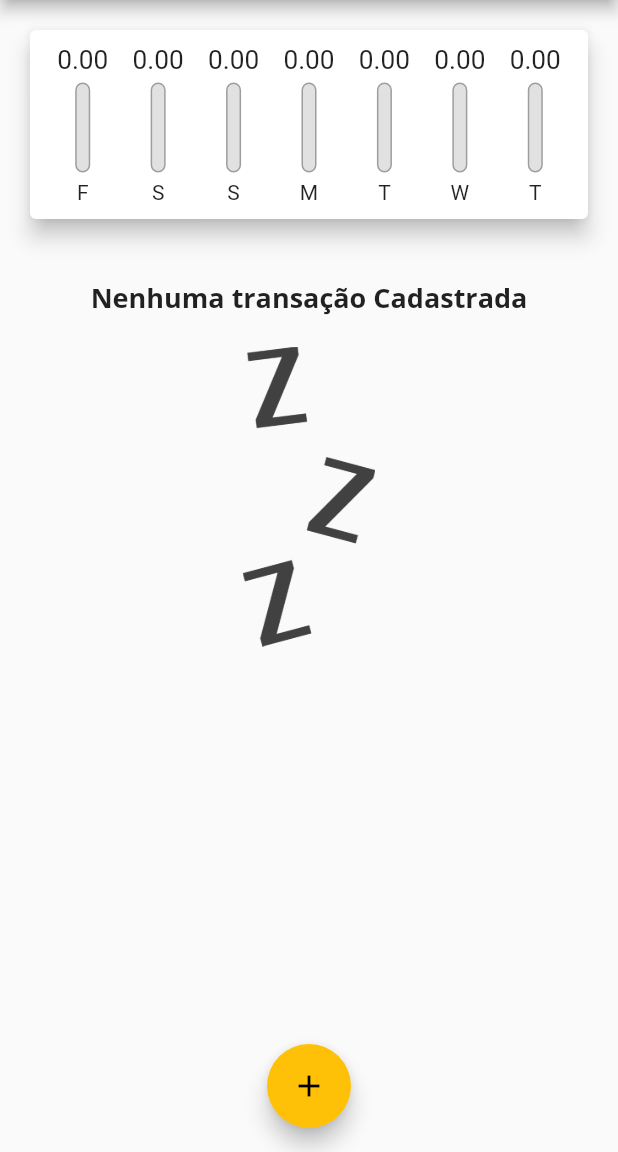
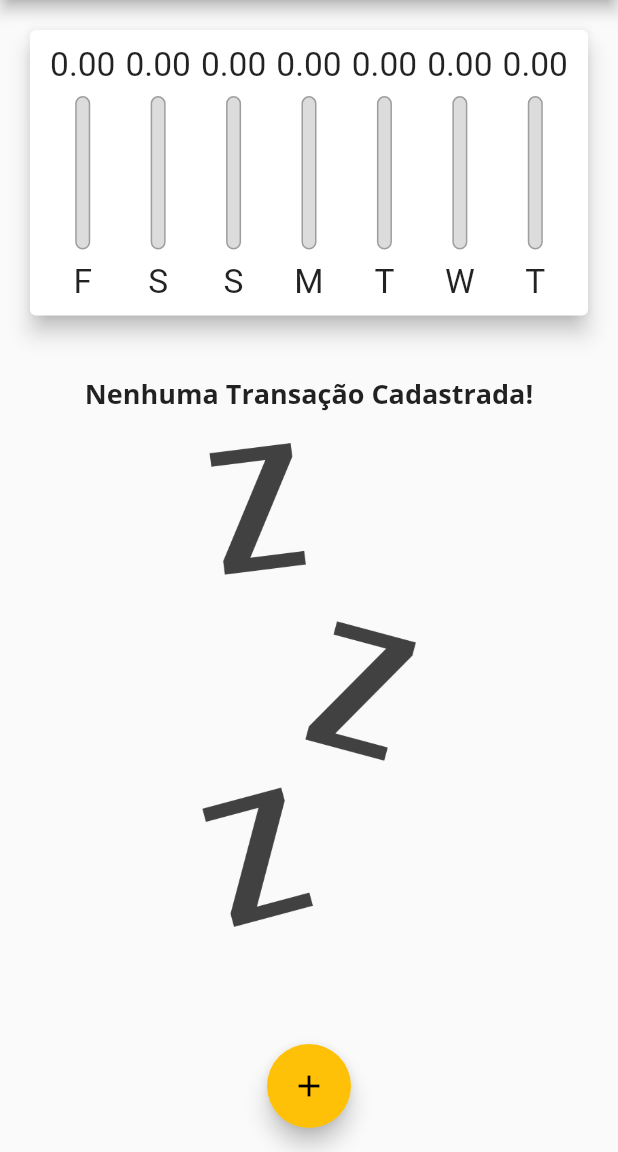
Before and after one commit to ljeronimodarocha/Despesas-Pessoais, a Flutter app: the screen it shows after launch, on a phone screen of 412 x 824 dp, the part 84-1236 px from its top. Run offline on Flutter 3.47's test engine with Material 2 defaults, Android fonts, the phone set to English and light mode, and no system bars.

Commit message:
Finalizado modulo 5. Interfaces Responsivas & Adaptativas.

```diff
--- a/lib/components/chart.dart
+++ b/lib/components/chart.dart
@@ -1,29 +1,31 @@
 import 'package:flutter/material.dart';
 import 'package:intl/intl.dart';
-
 import '../models/transaction.dart';
 import 'chart_bar.dart';
 
 class Chart extends StatelessWidget {
-  final List<Transaction> recentTransation;
+  final List<Transaction> recentTransaction;
 
-  Chart(this.recentTransation);
+  Chart(this.recentTransaction);
 
   List<Map<String, Object>> get groupedTransactions {
     return List.generate(7, (index) {
       final weekDay = DateTime.now().subtract(
         Duration(days: index),
       );
+
       double totalSum = 0.0;
-      for (var i = 0; i < recentTransation.length; i++) {
-        bool sameDay = recentTransation[i].date.day == weekDay.day;
-        bool sameMonth = recentTransation[i].date.month == weekDay.month;
-        bool sameYear = recentTransation[i].date.year == weekDay.year;
+
+      for (var i = 0; i < recentTransaction.length; i++) {
+        bool sameDay = recentTransaction[i].date.day == weekDay.day;
+        bool sameMonth = recentTransaction[i].date.month == weekDay.month;
+        bool sameYear = recentTransaction[i].date.year == weekDay.year;
 
         if (sameDay && sameMonth && sameYear) {
-          totalSum += recentTransation[i].value;
+          totalSum += recentTransaction[i].value;
         }
       }
+
       return {
         'day': DateFormat.E().format(weekDay)[0],
         'value': totalSum,
@@ -39,20 +41,19 @@ class Chart extends StatelessWidget {
 
   @override
   Widget build(BuildContext context) {
-    groupedTransactions;
     return Card(
       elevation: 6,
       margin: EdgeInsets.all(20),
       child: Padding(
-        padding: EdgeInsets.all(10),
+        padding: const EdgeInsets.all(10),
         child: Row(
           mainAxisAlignment: MainAxisAlignment.spaceAround,
           children: groupedTransactions.map((tr) {
             return Flexible(
               fit: FlexFit.tight,
               child: ChartBar(
-                label: tr['day'].toString(),
-                value: (tr['value'] as double),
+                label: tr['day'] as String,
+                value: tr['value'] as double,
                 percentage: _weekTotalValue == 0
                     ? 0
                     : (tr['value'] as double) / _weekTotalValue,
--- a/lib/components/chart_bar.dart
+++ b/lib/components/chart_bar.dart
@@ -13,30 +13,30 @@ class ChartBar extends StatelessWidget {
 
   @override
   Widget build(BuildContext context) {
+    return LayoutBuilder(
+      builder: (ctx, constraints) {
         return Column(
-      children: [
+          children: <Widget>[
             Container(
-          height: 20,
+              height: constraints.maxHeight * 0.15,
               child: FittedBox(
                 child: Text('${value.toStringAsFixed(2)}'),
               ),
             ),
-        SizedBox(
-          height: 5,
-        ),
+            SizedBox(height: constraints.maxHeight * 0.05),
             Container(
-          height: 60,
+              height: constraints.maxHeight * 0.6,
               width: 10,
               child: Stack(
                 alignment: Alignment.bottomCenter,
-            children: [
+                children: <Widget>[
                   Container(
                     decoration: BoxDecoration(
                       border: Border.all(
                         color: Colors.grey,
                         width: 1.0,
                       ),
-                  color: Color.fromARGB(220, 220, 220, 220),
+                      color: Color.fromRGBO(220, 220, 220, 1),
                       borderRadius: BorderRadius.circular(5),
                     ),
                   ),
@@ -52,11 +52,16 @@ class ChartBar extends StatelessWidget {
                 ],
               ),
             ),
-        SizedBox(
-          height: 5,
+            SizedBox(height: constraints.maxHeight * 0.05),
+            Container(
+              height: constraints.maxHeight * 0.15,
+              child: FittedBox(
+                child: Text(label),
               ),
-        Text(label),
+            ),
           ],
+        );
+      },
     );
   }
 }
--- a/lib/components/transaction_list.dart
+++ b/lib/components/transaction_list.dart
@@ -1,39 +1,36 @@
 import 'package:flutter/material.dart';
+import '../models/transaction.dart';
 import 'package:intl/intl.dart';
-
-import '../models/transaction.dart';
 
 class TransactionList extends StatelessWidget {
   final List<Transaction> transactions;
-  final void Function(String) _deleteTransaction;
+  final void Function(String) onRemove;
 
-  TransactionList(this.transactions, this._deleteTransaction);
+  TransactionList(this.transactions, this.onRemove);
 
   @override
   Widget build(BuildContext context) {
-    return Container(
-      height: 600,
-      child: transactions.isEmpty
-          ? Column(
-              children: [
-                SizedBox(
-                  height: 20,
-                ),
+    return transactions.isEmpty
+        ? LayoutBuilder(
+            builder: (ctx, constraints) {
+              return Column(
+                children: <Widget>[
+                  SizedBox(height: 20),
                   Text(
-                  'Nenhuma transação Cadastrada',
+                    'Nenhuma Transação Cadastrada!',
                     style: Theme.of(context).textTheme.titleLarge,
                   ),
-                SizedBox(
-                  height: 20,
-                ),
+                  SizedBox(height: 20),
                   Container(
-                  height: 200,
+                    height: constraints.maxHeight * 0.6,
                     child: Image.asset(
                       'assets/images/waiting.png',
                       fit: BoxFit.cover,
                     ),
-                )
+                  ),
                 ],
+              );
+            },
           )
         : ListView.builder(
             itemCount: transactions.length,
@@ -47,7 +44,6 @@ class TransactionList extends StatelessWidget {
                 ),
                 child: ListTile(
                   leading: CircleAvatar(
-                      backgroundColor: Theme.of(context).primaryColor,
                     radius: 30,
                     child: Padding(
                       padding: const EdgeInsets.all(6),
@@ -63,17 +59,21 @@ class TransactionList extends StatelessWidget {
                   subtitle: Text(
                     DateFormat('d MMM y').format(tr.date),
                   ),
-                    trailing: IconButton(
+                  trailing: MediaQuery.of(context).size.width > 480
+                      ? FlatButton.icon(
+                          onPressed: () => onRemove(tr.id),
                           icon: Icon(Icons.delete),
-                      onPressed: () {
-                        _deleteTransaction(tr.id);
-                      },
+                          label: Text('Excluir'),
+                          textColor: Theme.of(context).errorColor,
+                        )
+                      : IconButton(
+                          icon: Icon(Icons.delete),
                           color: Theme.of(context).errorColor,
+                          onPressed: () => onRemove(tr.id),
                         ),
                 ),
               );
             },
-            ),
           );
   }
 }
--- a/lib/main.dart
+++ b/lib/main.dart
@@ -1,10 +1,13 @@
 import 'dart:math';
+import 'dart:io';
 
+import 'package:expenses/components/transaction_form.dart';
+import 'package:flutter/cupertino.dart';
 import 'package:flutter/material.dart';
 
-import 'components/chart.dart';
 import 'components/transaction_form.dart';
 import 'components/transaction_list.dart';
+import 'components/chart.dart';
 import 'models/transaction.dart';
 
 main() => runApp(ExpensesApp());
@@ -12,7 +15,6 @@ main() => runApp(ExpensesApp());
 class ExpensesApp extends StatelessWidget {
   @override
   Widget build(BuildContext context) {
-    // TODO: implement build
     return MaterialApp(
       home: MyHomePage(),
       theme: ThemeData(
@@ -26,37 +28,30 @@ class ExpensesApp extends StatelessWidget {
                 fontWeight: FontWeight.bold,
               )),
         appBarTheme: AppBarTheme(
-              toolbarTextStyle: ThemeData.light()
-                  .textTheme
-                  .copyWith(
+          textTheme: ThemeData.light().textTheme.copyWith(
                 titleLarge: TextStyle(
                   fontFamily: 'OpenSans',
                   fontSize: 20,
-                          fontWeight: FontWeight.w400))
-                  .bodyText2,
-              titleTextStyle: ThemeData.light()
-                  .textTheme
-                  .copyWith(
-                      titleLarge: TextStyle(
-                          fontFamily: 'OpenSans',
-                          fontSize: 20,
-                          fontWeight: FontWeight.bold))
-                  .headline6)),
+                  fontWeight: FontWeight.bold,
+                ),
+              ),
+        ),
+      ),
     );
   }
 }
 
-//parei na aula 46
 class MyHomePage extends StatefulWidget {
   @override
-  State<MyHomePage> createState() => _MyHomePageState();
+  _MyHomePageState createState() => _MyHomePageState();
 }
 
 class _MyHomePageState extends State<MyHomePage> {
-  final List<Transaction> _transaction = [];
+  final List<Transaction> _transactions = [];
+  bool _showChart = false;
 
   List<Transaction> get _recentTransactions {
-    return _transaction.where((tr) {
+    return _transactions.where((tr) {
       return tr.date.isAfter(DateTime.now().subtract(
         Duration(days: 7),
       ));
@@ -70,16 +65,17 @@ class _MyHomePageState extends State<MyHomePage> {
       value: value,
       date: date,
     );
+
     setState(() {
-      _transaction.add(newTransaction);
+      _transactions.add(newTransaction);
     });
 
     Navigator.of(context).pop();
   }
 
-  _deleteTransaction(String id) {
+  _removeTransaction(String id) {
     setState(() {
-      _transaction.removeWhere((tr) => tr.id == id);
+      _transactions.removeWhere((tr) => tr.id == id);
     });
   }
 
@@ -92,39 +88,106 @@ class _MyHomePageState extends State<MyHomePage> {
     );
   }
 
+  Widget _getIconButton(IconData icon, Function fn) {
+    return Platform.isIOS
+        ? GestureDetector(onTap: () => fn, child: Icon(icon))
+        : IconButton(icon: Icon(icon), onPressed: () => fn);
+  }
+
   @override
   Widget build(BuildContext context) {
-    return Scaffold(
-      appBar: AppBar(
-        title: Text(
-          'Despesas Pessoais',
+    final mediaQuery = MediaQuery.of(context);
+    bool isLandscape = mediaQuery.orientation == Orientation.landscape;
+
+    final iconList = Platform.isIOS ? CupertinoIcons.refresh : Icons.list;
+    final chartList =
+        Platform.isIOS ? CupertinoIcons.refresh : Icons.show_chart;
+
+    final actions = <Widget>[
+      if (isLandscape)
+        _getIconButton(
+          _showChart ? iconList : chartList,
+          () {
+            setState(() {
+              _showChart = !_showChart;
+            });
+          },
         ),
-        actions: [
-          IconButton(
-            icon: Icon(Icons.add),
-            onPressed: () => _openTransactionFormModal(context),
+      _getIconButton(
+        Platform.isIOS ? CupertinoIcons.add : Icons.add,
+        () => _openTransactionFormModal(context),
+      ),
+    ];
+
+    final dynamic appBar = Platform.isIOS
+        ? CupertinoNavigationBar(
+            middle: Text('Despesas Pessoais'),
+            trailing: Row(
+              mainAxisSize: MainAxisSize.min,
+              children: actions,
+            ),
           )
-        ],
-      ),
-      body: SingleChildScrollView(
+        : AppBar(
+            title: Text('Despesas Pessoais'),
+            actions: actions,
+          );
+
+    final availableHeight = mediaQuery.size.height -
+        appBar.preferredSize.height -
+        mediaQuery.padding.top;
+
+    final bodyPage = SafeArea(
+      child: SingleChildScrollView(
         child: Column(
           crossAxisAlignment: CrossAxisAlignment.stretch,
-          children: [
-            Chart(
-              _recentTransactions,
+          children: <Widget>[
+            // if (isLandscape)
+            //   Row(
+            //     mainAxisAlignment: MainAxisAlignment.center,
+            //     children: <Widget>[
+            //       Text('Exibir Gráfico'),
+            //       Switch.adaptive(
+            //         activeColor: Theme.of(context).accentColor,
+            //         value: _showChart,
+            //         onChanged: (value) {
+            //           setState(() {
+            //             _showChart = value;
+            //           });
+            //         },
+            //       ),
+            //     ],
+            //   ),
+            if (_showChart || !isLandscape)
+              Container(
+                height: availableHeight * (isLandscape ? 0.8 : 0.3),
+                child: Chart(_recentTransactions),
               ),
-            TransactionList(
-              _transaction,
-              _deleteTransaction,
+            if (!_showChart || !isLandscape)
+              Container(
+                height: availableHeight * (isLandscape ? 1 : 0.7),
+                child: TransactionList(_transactions, _removeTransaction),
               ),
           ],
         ),
       ),
-      floatingActionButton: FloatingActionButton(
+    );
+
+    return Platform.isIOS
+        ? CupertinoPageScaffold(
+            navigationBar: appBar,
+            child: bodyPage,
+          )
+        : Scaffold(
+            appBar: appBar,
+            body: bodyPage,
+            floatingActionButton: Platform.isIOS
+                ? Container()
+                : FloatingActionButton(
                     child: Icon(Icons.add),
                     onPressed: () => _openTransactionFormModal(context),
                   ),
-      floatingActionButtonLocation: FloatingActionButtonLocation.centerFloat,
+            floatingActionButtonLocation:
+                FloatingActionButtonLocation.centerFloat,
           );
   }
 }
--- a/lib/models/transaction.dart
+++ b/lib/models/transaction.dart
@@ -1,3 +1,5 @@
+import 'package:flutter/foundation.dart';
+
 class Transaction {
   final String id;
   final String title;
```
Also changed, not shown: lib/components/adaptative_button.dart (added, +32 -0 lines), lib/components/adaptative_date_picker.dart (added, +69 -0 lines), lib/components/adaptative_text_field.dart (added, +45 -0 lines), lib/components/transaction_form.dart (+37 -60 lines). Lines whose indentation alone changed are shown as unchanged.
